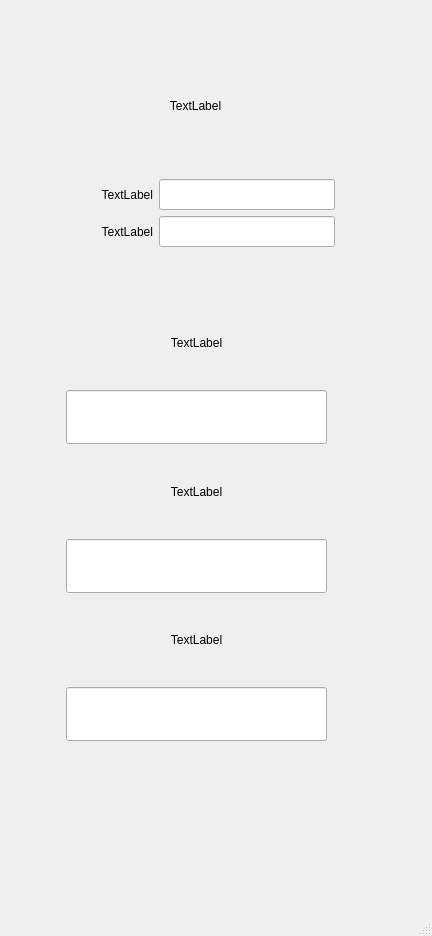
Before: the Qt Designer form androidwindow.ui in Mastrayane/MeatCalculator, drawn with Qt 5.
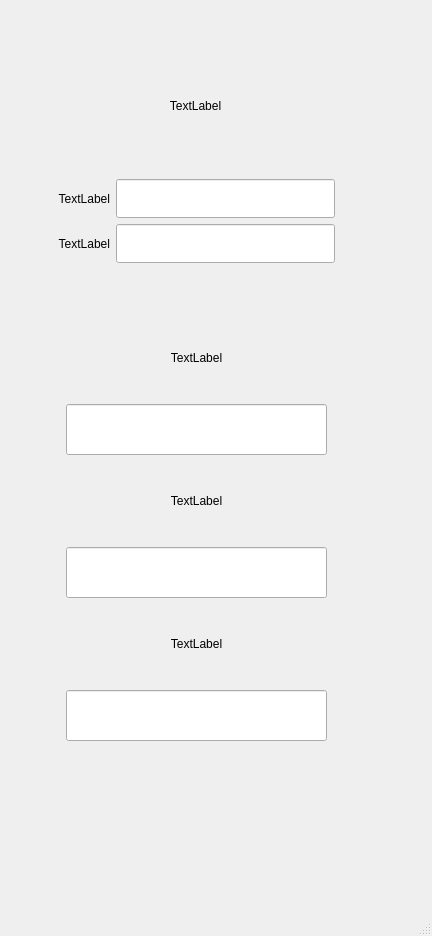
After: the same form once the commit is applied. Icons and pictures are not drawn.

Commit message: Размер окон ввода увеличен

Patch:
```diff
--- a/androidwindow.ui
+++ b/androidwindow.ui
@@ -109,7 +109,7 @@
               </property>
               <property name="font">
                <font>
-                <pointsize>14</pointsize>
+                <pointsize>20</pointsize>
                </font>
               </property>
               <property name="alignment">
@@ -147,7 +147,7 @@
               </property>
               <property name="font">
                <font>
-                <pointsize>14</pointsize>
+                <pointsize>20</pointsize>
                </font>
               </property>
              </widget>
```
